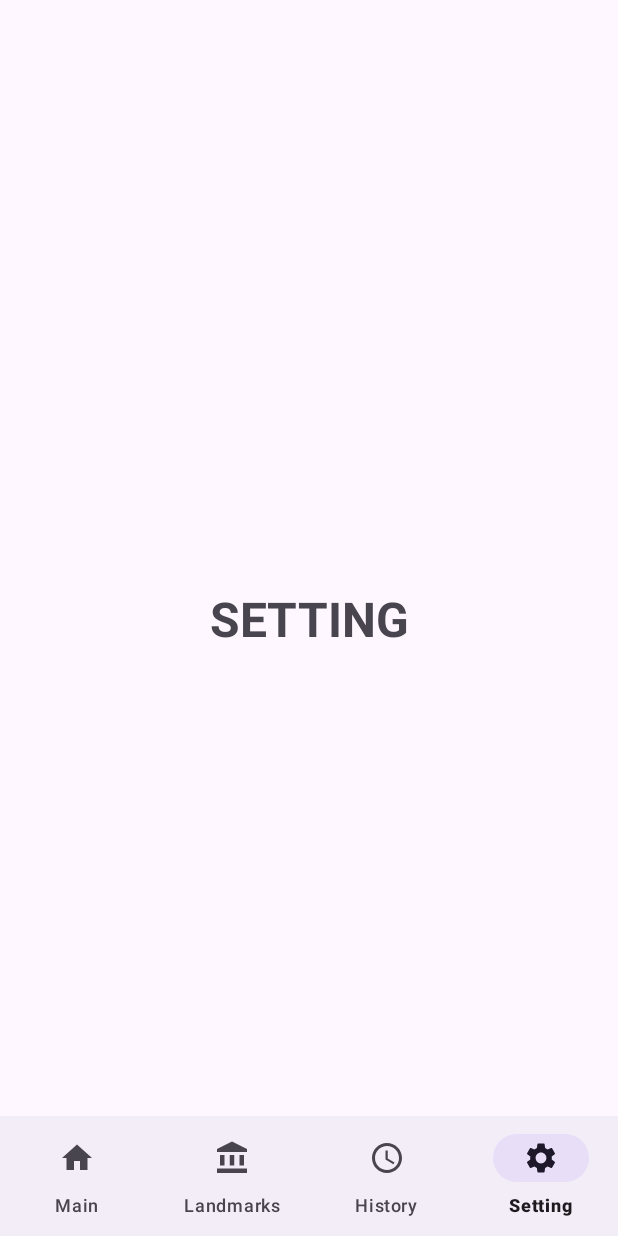
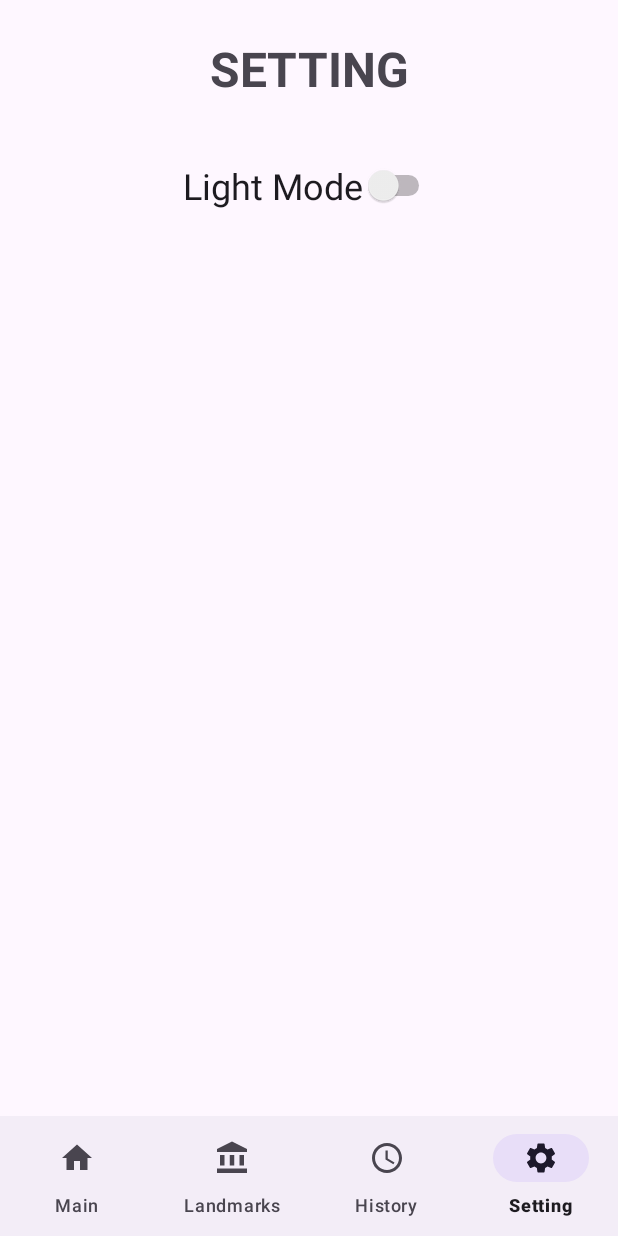
Before and after one commit to ArtemkaSik/CommandProject, an Android app: the SettingsFragment screen opened through its navigation route, on a phone screen of 412 x 824 dp. Run offline under Robolectric (Android 15) with nearby library versions, the phone set to English and light mode, and no system bars; our stand-ins replace navigation-ui.

Commit message:
Настройки приложения

```diff
--- a/app/src/main/java/ru/itis/summer24/commandproject/SettingsFragment.kt
+++ b/app/src/main/java/ru/itis/summer24/commandproject/SettingsFragment.kt
@@ -2,8 +2,10 @@ package ru.itis.summer24.commandproject
 
 import android.os.Bundle
 import android.view.View
+import androidx.appcompat.app.AppCompatDelegate
 import androidx.fragment.app.Fragment
 import ru.itis.summer24.commandproject.databinding.FragmentSettingsBinding
+
 
 class SettingsFragment : Fragment(R.layout.fragment_settings) {
 
@@ -13,6 +15,35 @@ class SettingsFragment : Fragment(R.layout.fragment_settings) {
         super.onViewCreated(view, savedInstanceState)
         binding = FragmentSettingsBinding.bind(view)
 
+        changeTheme()
+    }
+
+    private fun changeTheme(){
+        val currentTheme = getCurrentTheme()
+
+        binding?.switchTheme?.text = if (currentTheme == AppCompatDelegate.MODE_NIGHT_YES) {
+            "Dark Mode"
+        } else {
+            "Light Mode"
+        }
+
+        binding?.switchTheme?.setOnClickListener{
+            val newTheme = if (currentTheme == AppCompatDelegate.MODE_NIGHT_YES) {
+                AppCompatDelegate.MODE_NIGHT_NO
+            } else {
+                AppCompatDelegate.MODE_NIGHT_YES
+            }
+            AppCompatDelegate.setDefaultNightMode(newTheme)
+            binding?.switchTheme?.text = if (newTheme == AppCompatDelegate.MODE_NIGHT_YES) {
+                "Dark Mode"
+            } else {
+                "Light Mode"
+            }
+        }
+    }
+
+    private fun getCurrentTheme(): Int {
+        return AppCompatDelegate.getDefaultNightMode()
     }
 
     override fun onDestroyView() {
--- a/app/src/main/res/layout/fragment_settings.xml
+++ b/app/src/main/res/layout/fragment_settings.xml
@@ -12,9 +12,21 @@
         android:layout_width="wrap_content"
         android:layout_height="wrap_content"
         android:text="@string/setting"
-        app:layout_constraintBottom_toBottomOf="parent"
+        android:layout_marginTop="24dp"
         app:layout_constraintEnd_toEndOf="parent"
         app:layout_constraintStart_toStartOf="parent"
         app:layout_constraintTop_toTopOf="parent" />
 
+    <Switch
+        android:id="@+id/switch_theme"
+        android:layout_width="wrap_content"
+        android:layout_height="wrap_content"
+        android:text="Dark Theme"
+        android:textSize="24sp"
+        android:layout_marginTop="40dp"
+        app:layout_constraintEnd_toEndOf="parent"
+        app:layout_constraintStart_toStartOf="parent"
+        app:layout_constraintTop_toBottomOf="@+id/settings" />
+
+
 </androidx.constraintlayout.widget.ConstraintLayout>
```
